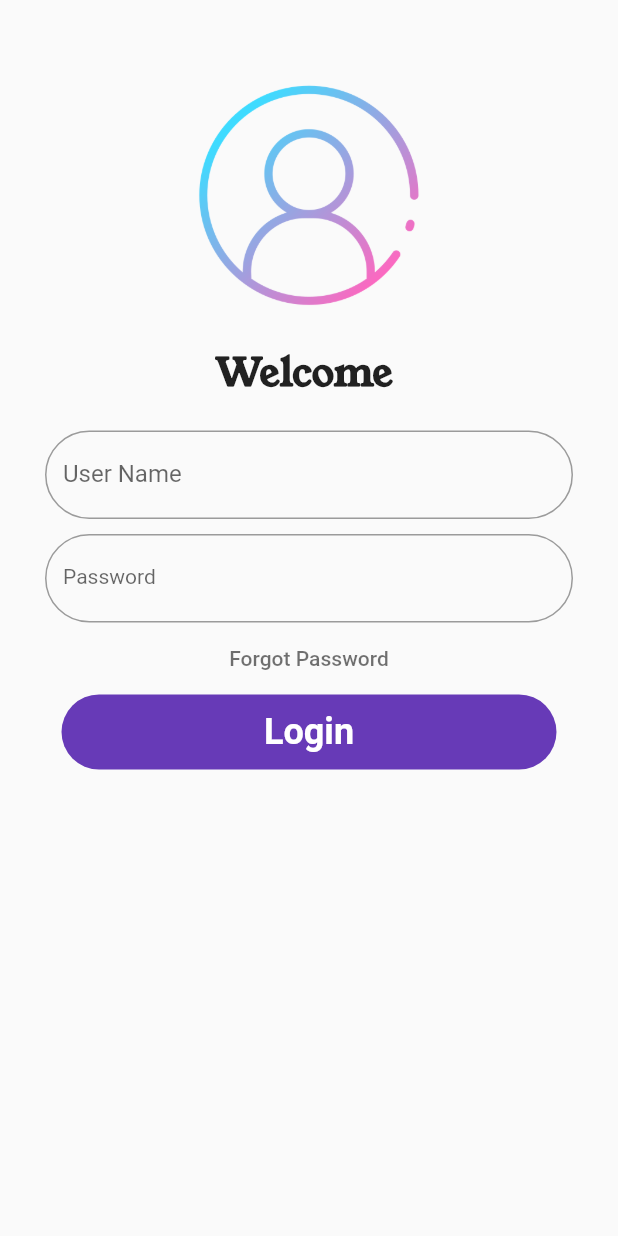
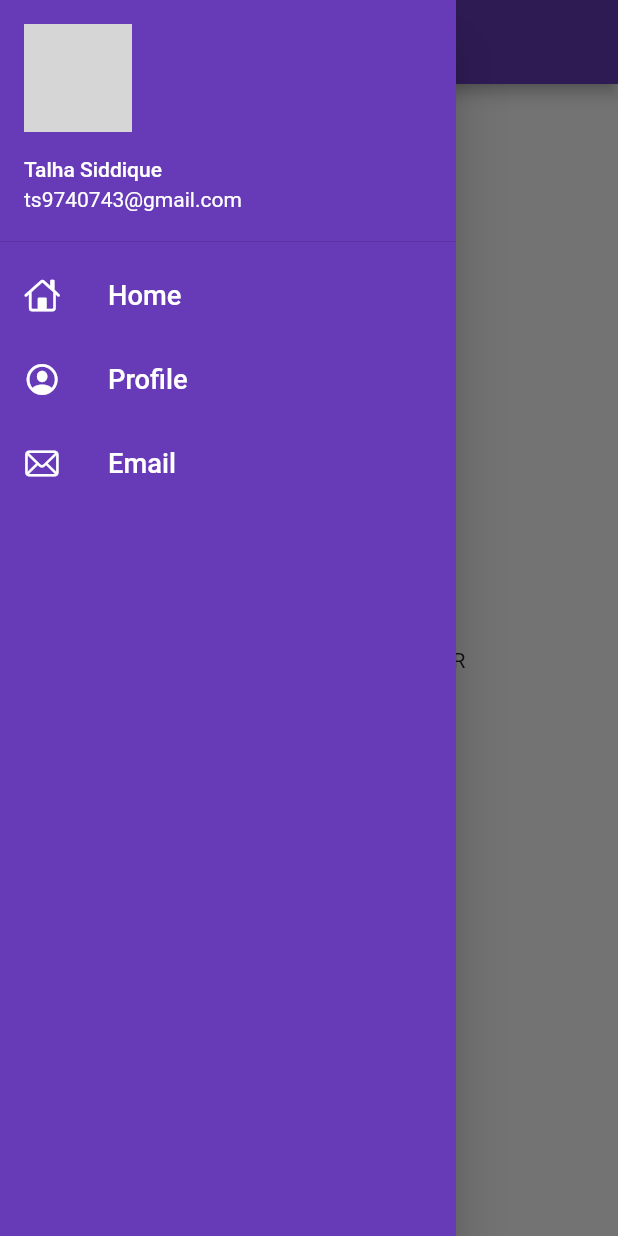
Before and after one commit to talhasiddique7/30_days_of_flutter, a Flutter app: the screen it shows after launch, with the side drawer open (before the commit the screen has no drawer), on a phone screen of 412 x 824 dp. Run offline on Flutter 3.47's test engine with Material 2 defaults, Android fonts, the phone set to English and light mode, and no system bars; network calls fail; grey boxes are pictures that could not be loaded.

Commit message:
day 9 complete

```diff
--- a/lib/main.dart
+++ b/lib/main.dart
@@ -1,4 +1,4 @@
-//Day 7 (Question Answers)
+//Day 9 (Drawer ,dart tools)
 import 'package:days_30_flutter/pages/login_page.dart';
 import 'package:days_30_flutter/utilities/routes.dart';
 import 'package:flutter/material.dart';
@@ -13,7 +13,7 @@ class MyApp extends StatelessWidget {
   Widget build(BuildContext context) {
     return MaterialApp(
       //Routes
-      initialRoute: '/login',
+      initialRoute: MyRoutes.HomeRoute,
       routes: {
         MyRoutes.HomeRoute: (context) => HomePage(),
         MyRoutes.LoginRoute: (context) => LoginPage()
--- a/lib/pages/home_page.dart
+++ b/lib/pages/home_page.dart
@@ -1,4 +1,6 @@
+import 'package:days_30_flutter/widgets/drawer.dart';
 import 'package:flutter/material.dart';
+
 
 class HomePage extends StatelessWidget {
   @override
@@ -14,14 +16,15 @@ class HomePage extends StatelessWidget {
       // ),
       home: Scaffold(
         appBar: AppBar(
-          title: Text("DAY 8"),
+          title: Text("DAY 9"),
           centerTitle: true,
-          backgroundColor: Colors.deepOrange,
+          backgroundColor: Colors.deepPurple,
         ),
         body: Center(
           child: Text("30 Days of Flutter by $name"),
         ),
-        drawer: Drawer(),
+        drawer: MyDrawer(),
+
       ),
     );
   }
--- a/lib/pages/login_page.dart
+++ b/lib/pages/login_page.dart
@@ -1,5 +1,5 @@
-//DAY 7
-//UQuestion Answers
+//DAY 9
+
 
 import 'package:days_30_flutter/pages/home_page.dart';
 import 'package:days_30_flutter/utilities/routes.dart';
@@ -95,7 +95,7 @@ class _LoginPageState extends State<LoginPage> {
                         return "Password Cannot be empty";
                       } else {
                         if (value.length < 6) {
-                          return "Password must be grater than 6 letters";
+                          return "Password must be greater than 5 letters";
                         }
                         else{
                           return null;
--- /dev/null
+++ b/lib/widgets/drawer.dart
@@ -0,0 +1,73 @@
+import 'package:flutter/cupertino.dart';
+import 'package:flutter/material.dart';
+
+class MyDrawer extends StatelessWidget {
+  const MyDrawer({super.key});
+
+  @override
+  final imgurl =
+      'https://media.licdn.com/dms/image/D5603AQE4DELw8U_xBQ/profile-displayphoto-shrink_800_800/0/1685722299587?e=2147483647&v=beta&t=Qm2uX2VDMIuA64dIeakTq5GeSmbfPzpPLXZUnF_t_yU';
+  Widget build(BuildContext context) {
+    return Drawer(
+      backgroundColor: Colors.deepPurple,
+      child: ListView(
+        children: [
+          DrawerHeader(
+            padding: EdgeInsets.zero,
+            child: UserAccountsDrawerHeader(
+              margin: EdgeInsets.zero,
+              accountName: Text('Talha Siddique'),
+              accountEmail: Text('ts9740743@gmail.com'),
+              decoration: BoxDecoration(
+                color: Colors.deepPurple,
+              ),
+              currentAccountPicture: CircleAvatar(
+                backgroundImage: NetworkImage(imgurl),
+              ),
+            ),
+          ),
+          ListTile(
+            leading: Icon(
+              CupertinoIcons.home,
+              color: Colors.white,
+            ),
+            title: Text(
+              'Home',
+              style: TextStyle(
+                color: Colors.white,
+              ),
+              textScaleFactor: 1.3,
+            ),
+          ),
+          ListTile(
+            leading: Icon(
+              CupertinoIcons.profile_circled,
+              color: Colors.white,
+            ),
+            title: Text(
+              'Profile',
+              style: TextStyle(
+                color: Colors.white,
+              ),
+              textScaleFactor: 1.3,
+            ),
+          ),
+          ListTile(
+            leading: Icon(
+              CupertinoIcons.mail,
+              color: Colors.white,
+            ),
+            title: Text(
+              'Email',
+              style: TextStyle(
+                color: Colors.white,
+              ),
+              textScaleFactor: 1.3,
+            ),
+          ),
+
+        ],
+      ),
+    );
+  }
+}
```
